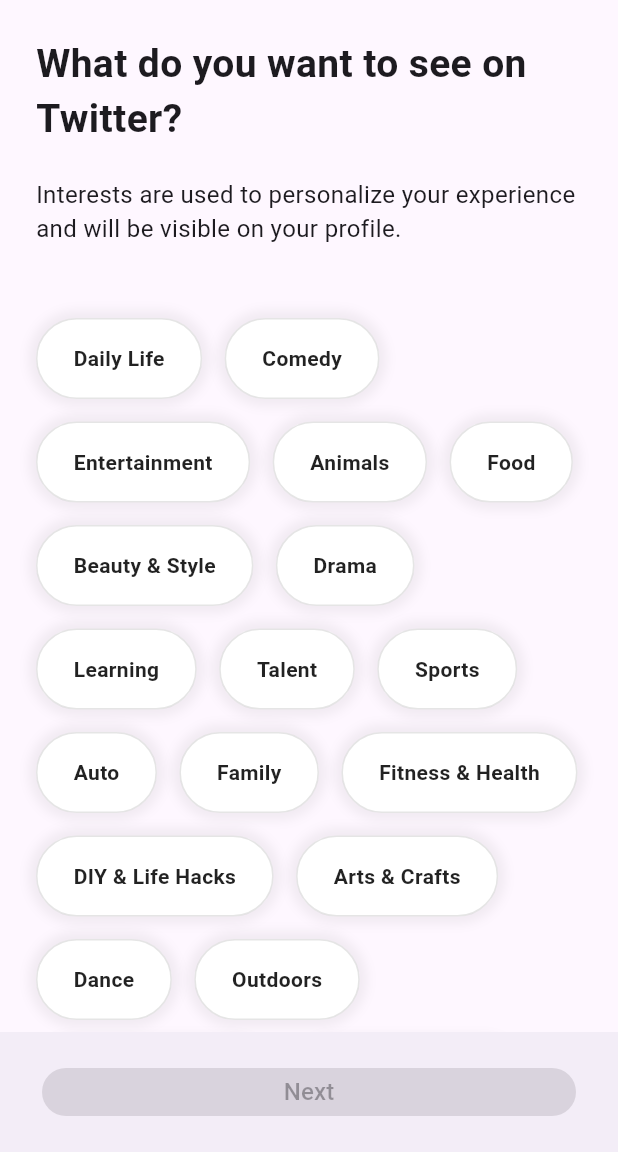
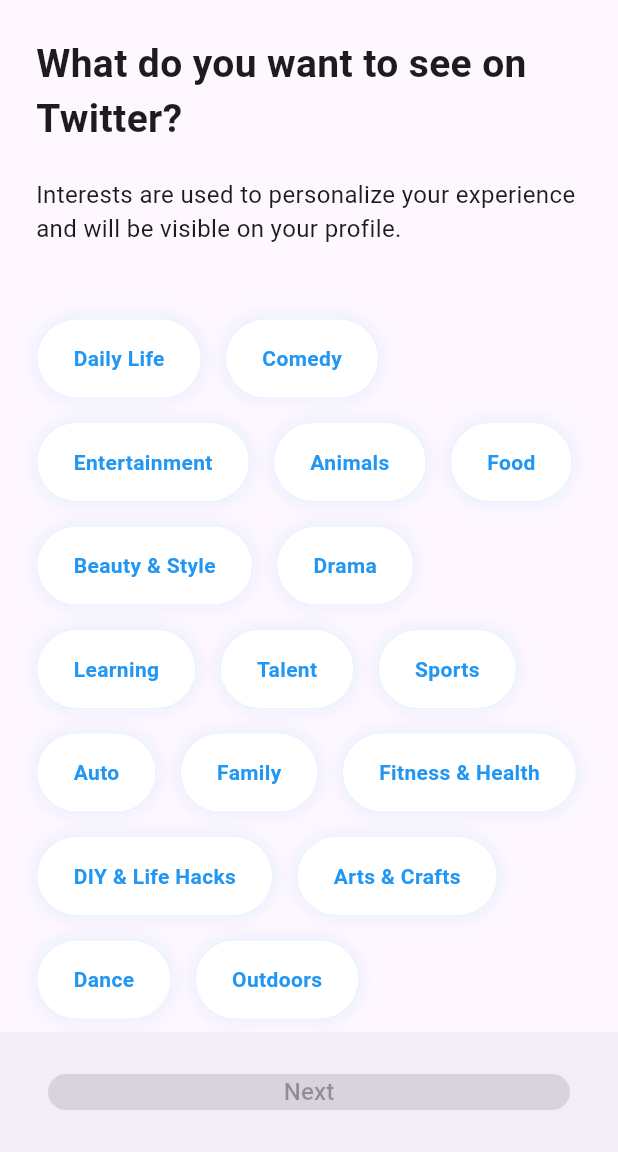
Before and after one commit to bee85919/twitter_clone, a Flutter app: the InterestsScreen screen opened directly, on a phone screen of 412 x 824 dp, the part 84-1236 px from its top. Run offline on Flutter 3.47's test engine with Material 3 defaults, Android fonts, the phone set to English and light mode, and no system bars.

Commit message:
Add: StadiumBorder()

```diff
--- a/lib/screens/interests_screen.dart
+++ b/lib/screens/interests_screen.dart
@@ -137,8 +137,9 @@ class _InterestsScreenState extends State<InterestsScreen> {
       ),
       bottomNavigationBar: BottomAppBar(
         child: Padding(
-          padding: const EdgeInsets.all(12),
+          padding: const EdgeInsets.all(16),
           child: ElevatedButton(
+            style: ElevatedButton.styleFrom(shape: const StadiumBorder()),
             onPressed: _selectedInterests.length >= 3 ? _onNextTap : null,
             child: const Text('Next', style: TextStyle(fontSize: 16)),
           ),
--- a/lib/screens/verification_screen.dart
+++ b/lib/screens/verification_screen.dart
@@ -117,6 +117,7 @@ class _VerificationScreenState extends State<VerificationScreen> {
         child: ElevatedButton(
           style: ElevatedButton.styleFrom(
             minimumSize: const Size(double.infinity, 50),
+            shape: const StadiumBorder(),
           ),
           onPressed: _isButtonActive
               ? () {
--- a/lib/screens/widgets/interest_button.dart
+++ b/lib/screens/widgets/interest_button.dart
@@ -35,12 +35,12 @@ class _InterestButtonState extends State<InterestButton> {
           horizontal: 24,
         ),
         decoration: BoxDecoration(
-          color: _isSelected ? Theme.of(context).primaryColor : Colors.white,
+          color: _isSelected ? Colors.blue : Colors.white,
           borderRadius: BorderRadius.circular(32),
-          border: Border.all(color: Colors.black.withOpacity(0.1)),
+          border: Border.all(color: Colors.blue.withOpacity(0.1)),
           boxShadow: [
             BoxShadow(
-              color: Colors.black.withOpacity(0.05),
+              color: Colors.blue.withOpacity(0.05),
               blurRadius: 5,
               spreadRadius: 5,
             ),
@@ -50,7 +50,7 @@ class _InterestButtonState extends State<InterestButton> {
           widget.interest,
           style: TextStyle(
             fontWeight: FontWeight.bold,
-            color: _isSelected ? Colors.white : Colors.black87,
+            color: _isSelected ? Colors.white : Colors.blue,
           ),
         ),
       ),
```
Also changed, not shown: lib/screens/password_screen.dart (+22 -6 lines).
